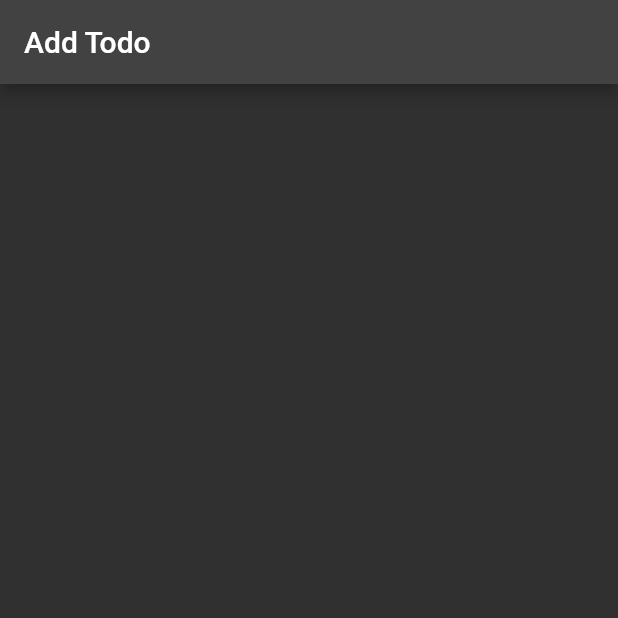
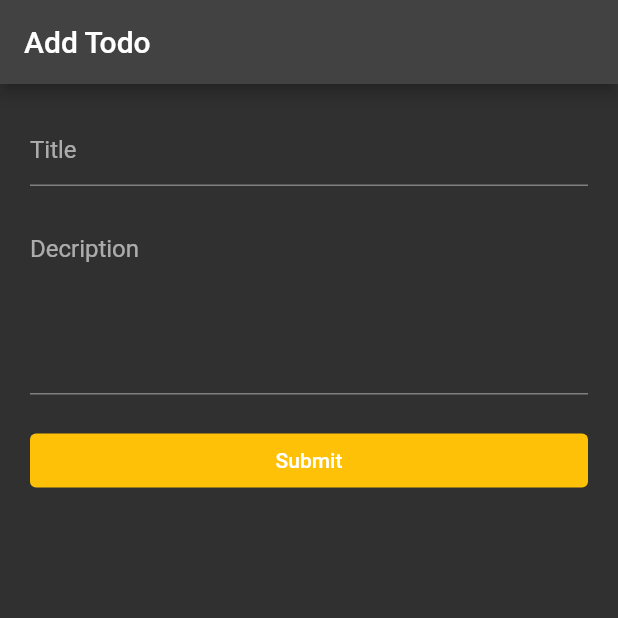
Before and after one commit to hasan972/todo_app_restapi, a Flutter app: the AddTodoPage screen opened directly, on a phone screen of 412 x 824 dp, the top half of it. Run offline on Flutter 3.47's test engine with Material 2 defaults, Android fonts, the light colour scheme and no system bars.

Commit message:
Add a ListView
Add a listview for input the data

```diff
--- a/lib/screens/add_page.dart
+++ b/lib/screens/add_page.dart
@@ -1,4 +1,7 @@
+import 'dart:convert';
+
 import 'package:flutter/material.dart';
+import 'package:http/http.dart' as http;
 
 class AddTodoPage extends StatefulWidget {
   const AddTodoPage({super.key});
@@ -8,12 +11,74 @@ class AddTodoPage extends StatefulWidget {
 }
 
 class _AddTodoPageState extends State<AddTodoPage> {
+  // .........Add TextEditing controller.....for title and description.......
+  TextEditingController titleController = TextEditingController();
+  TextEditingController descriptionController = TextEditingController();
   @override
   Widget build(BuildContext context) {
     return Scaffold(
       appBar: AppBar(
-        title: Text('Add Todo'),
+        title: const Text('Add Todo'),
+      ),
+      body: ListView(
+        padding: const EdgeInsets.all(20),
+        children: [
+          TextField(
+            controller: titleController,
+            decoration: const InputDecoration(hintText: 'Title'),
+          ),
+          const SizedBox(height: 20),
+          TextField(
+            controller: descriptionController,
+            decoration: const InputDecoration(hintText: 'Decription'),
+            keyboardType: TextInputType.multiline,
+            minLines: 5,
+            maxLines: 8,
+          ),
+          const SizedBox(height: 20),
+          TextButton(
+            onPressed: submitData,
+            child: const Text('Submit'),
+            style: TextButton.styleFrom(
+              primary: Colors.white,
+              backgroundColor: Colors.amber, // Text Color
+            ),
+          ),
+        ],
       ),
     );
   }
+
+  Future<void> submitData() async {
+    //Get The Data from
+    final title = titleController.text;
+    final description = descriptionController.text;
+    final body = {
+      "title": title,
+      "description": description,
+      "is_completed": false,
+    };
+    final url = 'https://api.nstack.in/v1/todos';
+    final uri = Uri.parse(url);
+    final response = await http.post(
+      uri,
+      body: jsonEncode(body),
+      headers: {'Content-Type': 'application/json'},
+    );
+    if (response.statusCode == 201) {
+      print('Creation Sucess');
+      showSuccessMessage('Creation Success');
+    } else {
+      print('Creation Failed');
+      print(response.body);
+    }
+    //Submit Data to The surver
+    //Show success or fail message based on status
+  }
+
+  void showSuccessMessage(String message) {
+    final snackbar = SnackBar(
+      content: Text(message));
+      ScaffoldMessenger.of(context).showSnackBar(snackbar);
+  }
 }
--- a/lib/screens/todo_list.dart
+++ b/lib/screens/todo_list.dart
@@ -22,7 +22,7 @@ class _TodoListPageState extends State<TodoListPage> {
     );
   }
 
-  //.........This is the methode for go to add_page..........
+  //.........This is the methode for go to add_page using Navigator Push..........
   void navigateToAddPage() {
     final route = MaterialPageRoute(
       builder: (context) => const AddTodoPage(),
--- a/pubspec.yaml
+++ b/pubspec.yaml
@@ -35,6 +35,7 @@ dependencies:
   # The following adds the Cupertino Icons font to your application.
   # Use with the CupertinoIcons class for iOS style icons.
   cupertino_icons: ^1.0.2
+  http: ^0.13.5
 
 dev_dependencies:
   flutter_test:
@@ -46,6 +47,7 @@ dev_dependencies:
   # package. See that file for information about deactivating specific lint
   # rules and activating additional ones.
   flutter_lints: ^2.0.0
+
 
 # For information on the generic Dart part of this file, see the
 # following page: https://dart.dev/tools/pub/pubspec
```
Also changed, not shown: pubspec.lock.
